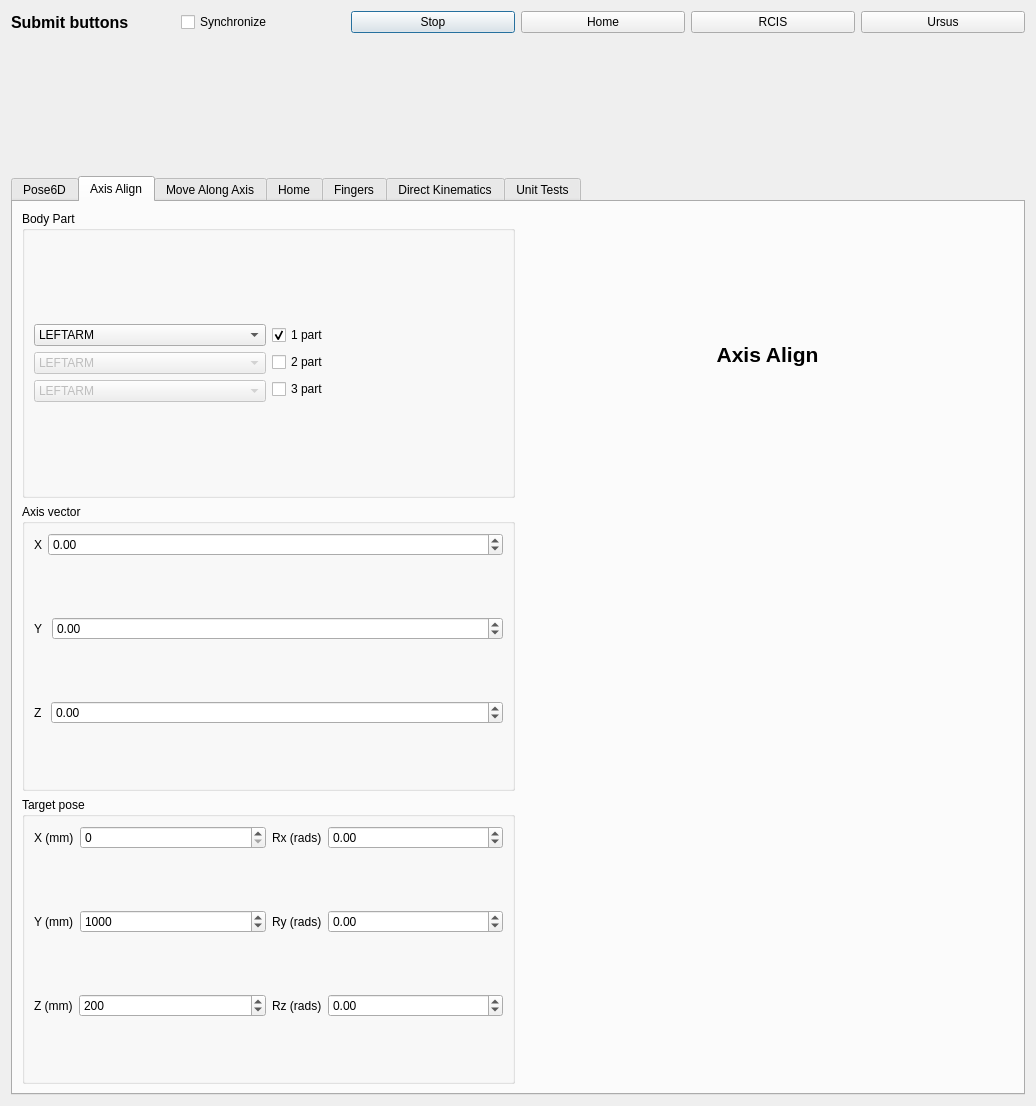
This is components/inversekinematicsTesterComp/src/guiDlg.ui in robocomp/robocomp-shelly as Qt 5 draws it before an edit. The edited form follows.
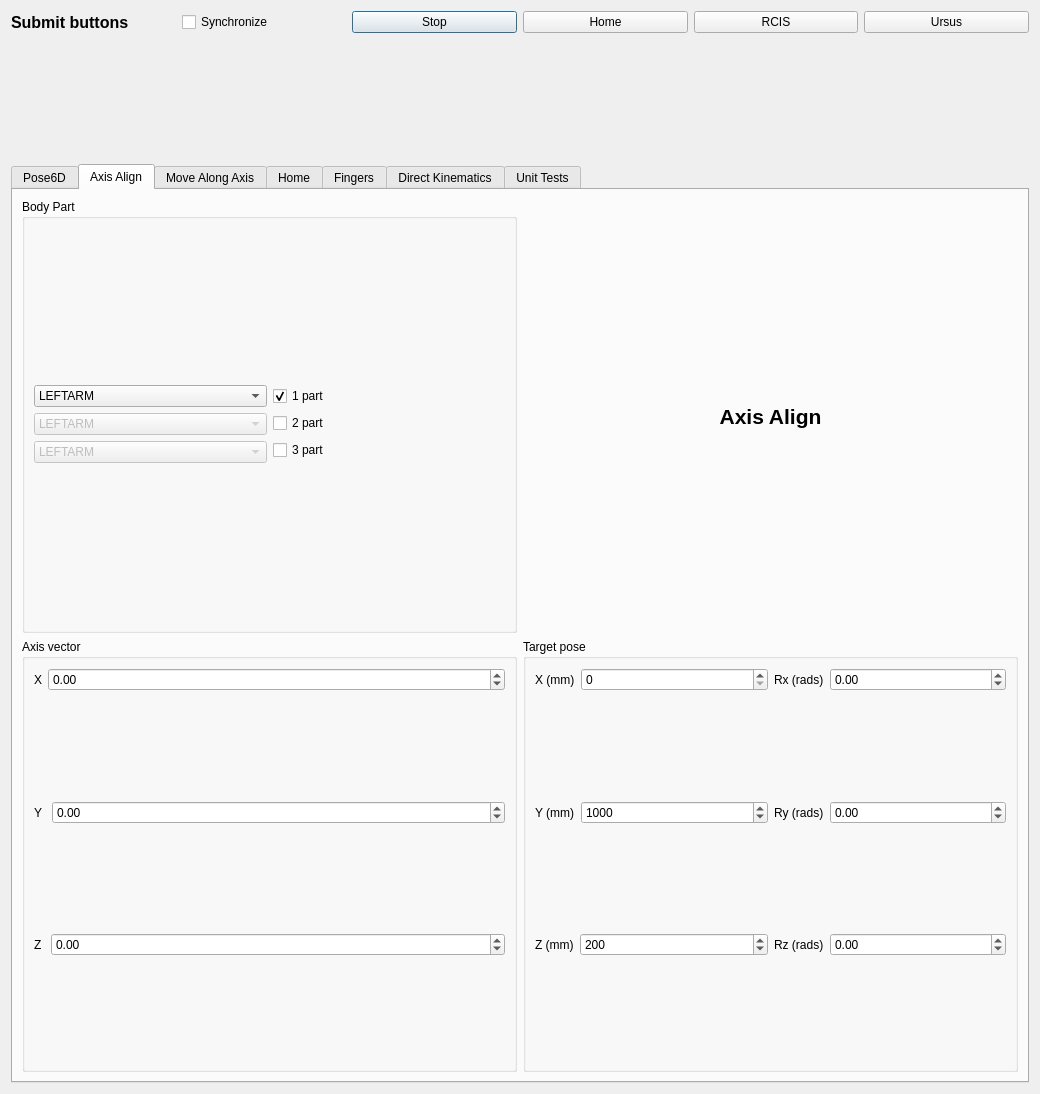
This is the edited form. The open tabs and pages were chosen to show the change.

Patch:
```diff
--- a/components/inversekinematicsTesterComp/src/guiDlg.ui
+++ b/components/inversekinematicsTesterComp/src/guiDlg.ui
@@ -6,8 +6,8 @@
    <rect>
     <x>0</x>
     <y>0</y>
-    <width>1036</width>
-    <height>1106</height>
+    <width>1040</width>
+    <height>1094</height>
    </rect>
   </property>
   <property name="windowTitle">
@@ -900,7 +900,7 @@
            </layout>
           </widget>
          </item>
-         <item row="2" column="0">
+         <item row="1" column="1">
           <widget class="QGroupBox" name="groupBox_2">
            <property name="title">
             <string>Target pose</string>
```
Left out of the diff: 2 changed lines with no effect on the pictures.
